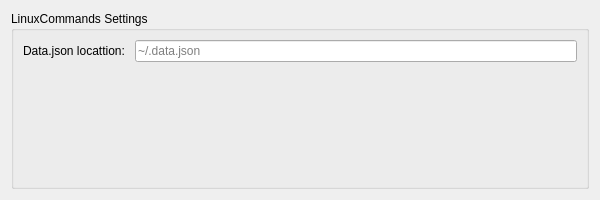
First picture: the form in config/linux_commands_config.ui, repository roachsinai/krunner-linuxcommands, before the edit.
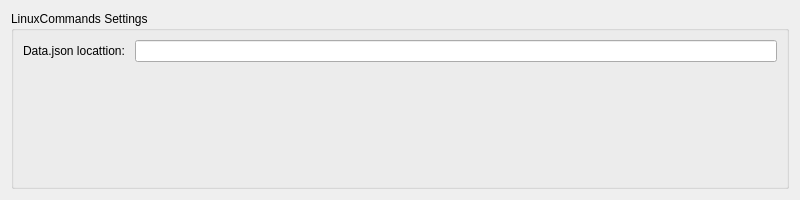
Second picture: the form after the edit.

Diff of the .ui file:
```diff
--- a/config/linux_commands_config.ui
+++ b/config/linux_commands_config.ui
@@ -7,7 +7,7 @@
    <rect>
     <x>0</x>
     <y>0</y>
-    <width>600</width>
+    <width>800</width>
     <height>200</height>
    </rect>
   </property>
@@ -27,8 +27,8 @@
       </item>
       <item row="0" column="1">
        <widget class="QLineEdit" name="jsonLocation">
-        <property name="placeholderText">
-         <string>~/.data.json</string>
+        <property name="toolTip">
+         <string comment="" extracomment="">Set data.json location.</string>
         </property>
        </widget>
       </item>
```
